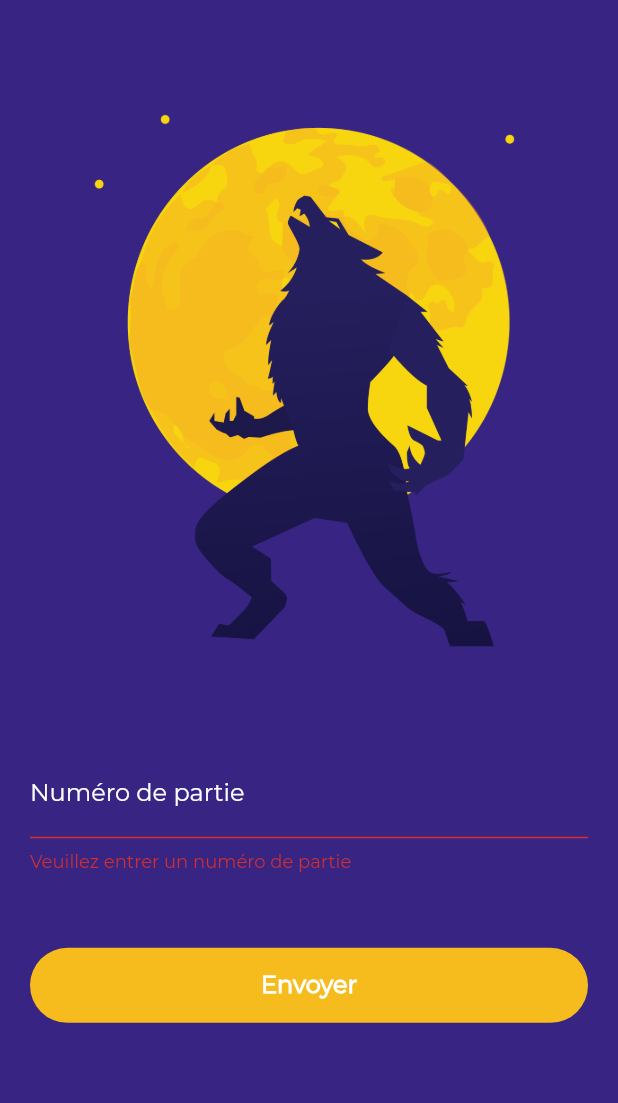
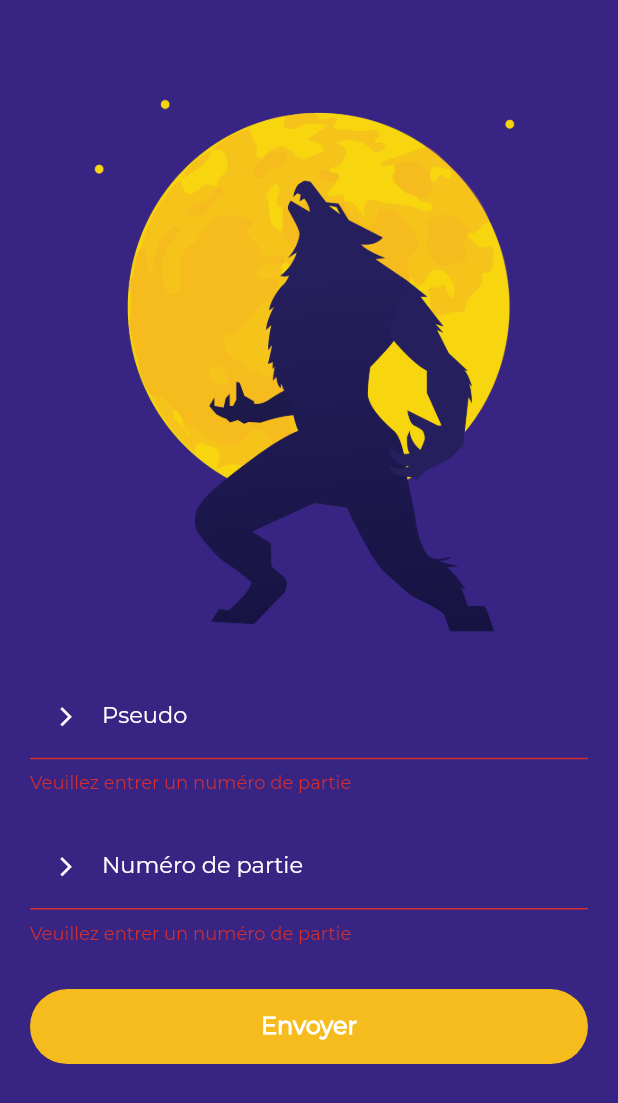
Before and after one commit to AnthonyDeletre/Alexa-Loup-Garou, a Flutter app: the screen it shows after launch, after a tap on "Envoyer", on a phone screen of 412 x 824 dp. Shown: the top 1103 px of the screen. Run offline on Flutter 3.47's test engine with Material 2 defaults, Android fonts, the phone set to English and light mode, and no system bars.

Commit message:
page de login & debut de POST et GET

```diff
--- a/Flutter_loup_garou/lib/pages/loginScreen.dart
+++ b/Flutter_loup_garou/lib/pages/loginScreen.dart
@@ -1,4 +1,5 @@
 import 'package:flutter_loup_garou/animations/fadeInState.dart';
+import 'package:flutter_loup_garou/api.dart';
 import 'package:flutter/material.dart';
 
 class LoginScreen extends StatefulWidget {
@@ -25,7 +26,7 @@ class _LoginScreenState extends State<LoginScreen> {
                   mainAxisAlignment: MainAxisAlignment.center,
                   children: <Widget>[
                     Container(
-                      padding: EdgeInsets.only(left: 20.0, right: 20.0, top: 20.0),
+                      padding: EdgeInsets.only(left: 20.0, right: 20.0, top: 10.0),
                       child: Column(
                         crossAxisAlignment: CrossAxisAlignment.start,
                         children: <Widget>[
@@ -33,26 +34,27 @@ class _LoginScreenState extends State<LoginScreen> {
                             image: AssetImage("assets/images/background.png"),
                             fit: BoxFit.cover
                           ),
-                          SizedBox(height: 50.0),
+                          SizedBox(height: 10.0),
                           Form(
                             key: _formKey,
                             child: Column(
                               crossAxisAlignment: CrossAxisAlignment.start,
                               children: <Widget>[
                                 TextFormField(
+                                  style: TextStyle(color: Colors.white, fontSize: 15),
                                   decoration: InputDecoration(
-                                    labelText: 'Numéro de partie',
-                                    labelStyle: TextStyle(
-                                      color: Colors.white
-                                    ),
+                                    prefixIcon: Icon(Icons.arrow_forward_ios, color: Colors.white, size: 15),
+                                    labelText: 'Pseudo',
+                                    labelStyle: TextStyle(color: Colors.white),
                                     fillColor: Colors.white,
+                                    hoverColor: Colors.white,
                                     enabledBorder: OutlineInputBorder(
                                       borderSide: BorderSide(color: Colors.white, width: 1.0),
-                                      borderRadius: BorderRadius.circular(25.0),
+                                      borderRadius: BorderRadius.circular(50.0)
                                     ),
                                     focusedBorder: OutlineInputBorder(
                                       borderSide: BorderSide(color: Colors.white, width: 1.0),
-                                      borderRadius: BorderRadius.circular(25.0),
+                                      borderRadius: BorderRadius.circular(50.0)
                                     ),
                                   ),
                                   validator: (value) {
@@ -62,7 +64,32 @@ class _LoginScreenState extends State<LoginScreen> {
                                     return null;
                                   },
                                 ),
-                                SizedBox(height: 50.0),
+                                SizedBox(height: 20.0),
+                                TextFormField(
+                                  style: TextStyle(color: Colors.white, fontSize: 15),
+                                  decoration: InputDecoration(
+                                    prefixIcon: Icon(Icons.arrow_forward_ios, color: Colors.white, size: 15),
+                                    labelText: 'Numéro de partie',
+                                    labelStyle: TextStyle(color: Colors.white),
+                                    fillColor: Colors.white,
+                                    hoverColor: Colors.white,
+                                    enabledBorder: OutlineInputBorder(
+                                      borderSide: BorderSide(color: Colors.white, width: 1.0),
+                                      borderRadius: BorderRadius.circular(50.0)
+                                    ),
+                                    focusedBorder: OutlineInputBorder(
+                                      borderSide: BorderSide(color: Colors.white, width: 1.0),
+                                      borderRadius: BorderRadius.circular(50.0)
+                                    ),
+                                  ),
+                                  validator: (value) {
+                                    if (value.isEmpty) {
+                                      return 'Veuillez entrer un numéro de partie';
+                                    }
+                                    return null;
+                                  },
+                                ),
+                                SizedBox(height: 30.0),
                                 FadeInState(
                                 child: Container(
                                   decoration: BoxDecoration(
@@ -73,7 +100,7 @@ class _LoginScreenState extends State<LoginScreen> {
                                   child: InkWell(
                                     onTap: () {
                                       if (_formKey.currentState.validate()) {
-                                        Scaffold.of(context).showSnackBar(SnackBar(content: Text('Recherche de la partie')));
+                                        postRequest();
                                       }
                                     },
                                     child: Padding(
--- a/Flutter_loup_garou/pubspec.yaml
+++ b/Flutter_loup_garou/pubspec.yaml
@@ -24,6 +24,7 @@ dependencies:
   # Use with the CupertinoIcons class for iOS style icons.
   cupertino_icons: ^0.1.2
   scoped_model: ^1.0.1
+  http: ^0.12.0+4
 
 dev_dependencies:
   flutter_test:
```
Also changed, not shown: Flutter_loup_garou/lib/api.dart (added, +37 -0 lines), Flutter_loup_garou/pubspec.lock.
